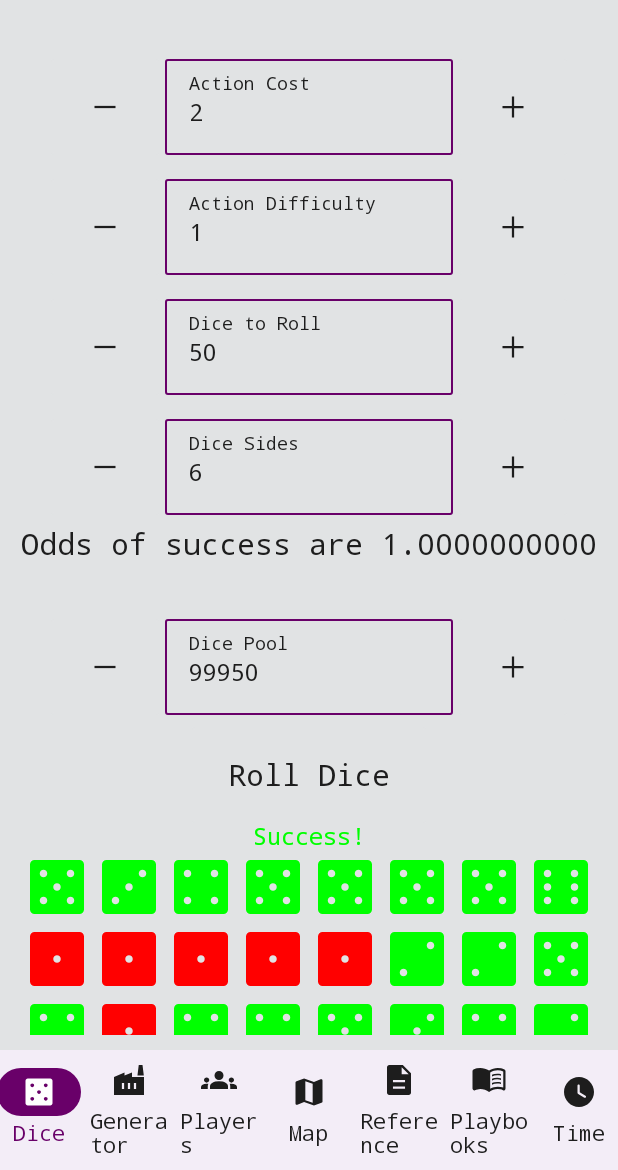
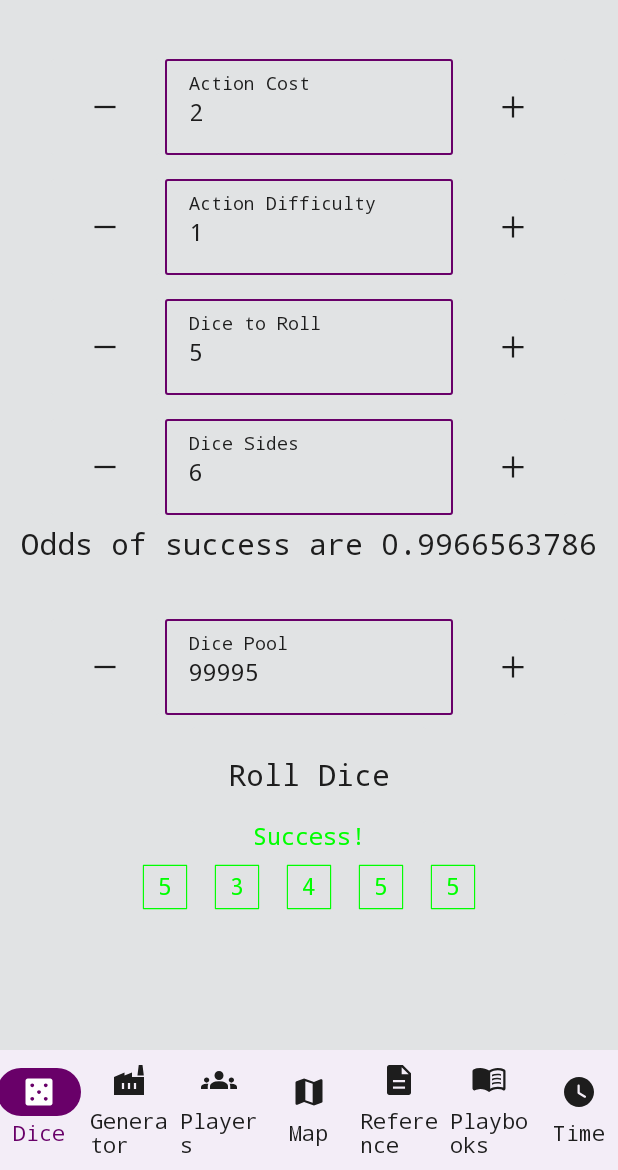
Before and after one commit to StillLynnTheCloset/OutsideUsNothing, an Android app built with Jetpack Compose: the screen it shows after launch (MainActivity), after a tap on "Roll Dice", on a phone screen of 412 x 824 dp, the part 66-1236 px from its top. Run offline under Robolectric (Android 15) with nearby library versions, the phone set to English and light mode, and no system bars; 3 other taps on this screen came first.

Commit message:
Update die rolls to include different shapes based on what size of die is used

```diff
--- a/app-android/src/main/java/com/stilllynnthecloset/outsideusnothing/android/ImagePainterAndroid.kt
+++ b/app-android/src/main/java/com/stilllynnthecloset/outsideusnothing/android/ImagePainterAndroid.kt
@@ -47,5 +47,10 @@ internal object ImagePainterAndroid : ImagePainter {
         ImageReference.GroupRemove -> painterResource(id = R.drawable.ic_group_remove)
         ImageReference.Ship -> painterResource(id = R.drawable.ic_rocket2)
         ImageReference.Clock -> painterResource(id = R.drawable.ic_clock)
+        ImageReference.CircleDie -> painterResource(id = R.drawable.ic_regularcircle)
+        ImageReference.TriangleDie -> painterResource(id = R.drawable.ic_regulartriangle)
+        ImageReference.SquareDie -> painterResource(id = R.drawable.ic_regularsquare)
+        ImageReference.DiamondDie -> painterResource(id = R.drawable.ic_regulardiamond)
+        ImageReference.PentagonDie -> painterResource(id = R.drawable.ic_regularpentagon)
     }
 }
--- /dev/null
+++ b/app-android/src/main/res/drawable/ic_regularcircle.xml
@@ -0,0 +1,6 @@
+<vector android:height="512dp" android:viewportHeight="500"
+    android:viewportWidth="500" android:width="512dp" xmlns:android="http://schemas.android.com/apk/res/android">
+    <path
+        android:pathData="M250,250m-210,0a210,210 0,1 1,420 0a210,210 0,1 1,-420 0"
+        android:strokeColor="#000" android:strokeWidth="8"/>
+</vector>
--- /dev/null
+++ b/app-android/src/main/res/drawable/ic_regulardiamond.xml
@@ -0,0 +1,6 @@
+<vector android:height="512dp" android:viewportHeight="500"
+    android:viewportWidth="500" android:width="512dp" xmlns:android="http://schemas.android.com/apk/res/android">
+    <path
+        android:pathData="m249.47,489.609 l-236.961,-236.961 236.961,-236.961 236.961,236.961z"
+        android:strokeColor="#000" android:strokeWidth="5"/>
+</vector>
--- /dev/null
+++ b/app-android/src/main/res/drawable/ic_regularpentagon.xml
@@ -0,0 +1,6 @@
+<vector android:height="512dp" android:viewportHeight="200"
+    android:viewportWidth="200" android:width="512dp" xmlns:android="http://schemas.android.com/apk/res/android">
+    <path
+        android:pathData="m156.427,186.833h-112.855l-34.874,-107.331 91.301,-66.334 91.301,66.334z"
+        android:strokeColor="#000" android:strokeWidth="2.5"/>
+</vector>
--- /dev/null
+++ b/app-android/src/main/res/drawable/ic_regularsquare.xml
@@ -0,0 +1,7 @@
+<vector android:height="512dp" android:viewportHeight="500"
+    android:viewportWidth="500" android:width="512dp" xmlns:android="http://schemas.android.com/apk/res/android">
+    <path
+        android:pathData="m100,100h300v300h-300z"
+        android:strokeColor="#000" android:strokeLineCap="round"
+        android:strokeLineJoin="round" android:strokeWidth="8"/>
+</vector>
--- /dev/null
+++ b/app-android/src/main/res/drawable/ic_regulartriangle.xml
@@ -0,0 +1,6 @@
+<vector android:height="512dp" android:viewportHeight="200"
+    android:viewportWidth="200" android:width="512dp" xmlns:android="http://schemas.android.com/apk/res/android">
+    <path
+        android:pathData="m183.138,172h-166.277l83.138,-144z"
+        android:strokeColor="#000" android:strokeWidth="2.5"/>
+</vector>
--- a/app-compose/src/main/kotlin/com/stilllynnthecloset/outsideusnothing/dice/DiceRollerDataModel.kt
+++ b/app-compose/src/main/kotlin/com/stilllynnthecloset/outsideusnothing/dice/DiceRollerDataModel.kt
@@ -4,6 +4,7 @@ import androidx.compose.runtime.Immutable
 import androidx.compose.runtime.getValue
 import androidx.compose.runtime.mutableStateOf
 import androidx.compose.runtime.setValue
+import com.stilllynnthecloset.outsideusnothing.library.tools.DieRoll
 import com.stilllynnthecloset.outsideusnothing.library.tools.calculateDiceOdds
 import com.stilllynnthecloset.outsideusnothing.library.tools.checkSuccess
 import com.stilllynnthecloset.outsideusnothing.library.tools.rollDice
@@ -21,19 +22,20 @@ public data class DiceRollerState constructor(
     val diceSides: Long?,
     val dicePool: Long?,
 )
+
 internal class DiceRollerDataModel {
     var state by mutableStateOf(
         DiceRollerState(
             actionCost = 1,
             actionDifficulty = 1,
             diceSides = 6,
-            diceToRoll = 50,
+            diceToRoll = 5,
             dicePool = 100_000,
         ),
     )
         private set
 
-    var lastRoll by mutableStateOf<List<Pair<Int, Boolean>>?>(null)
+    var lastRoll by mutableStateOf<List<Pair<DieRoll, Boolean>>?>(null)
         private set
     var lastRollSuccessful by mutableStateOf<Boolean?>(null)
         private set
@@ -88,7 +90,7 @@ internal class DiceRollerDataModel {
             val roll = rollDice(diceToRoll.toInt(), diceSides.toInt())
             state = state.copy(dicePool = dicePool - diceToRoll)
 
-            lastRoll = roll.map { it to (it > actionDifficulty) }
+            lastRoll = roll.map { it to (it.value > actionDifficulty) }
             lastRollSuccessful = checkSuccess(actionCost.toInt(), actionDifficulty.toInt(), roll)
         }
 
@@ -111,7 +113,7 @@ internal class DiceRollerDataModel {
 
             val roll = lastRoll?.map { it.first }
             if (roll != null) {
-                lastRoll = roll.map { it to (it > actionDifficulty) }
+                lastRoll = roll.map { it to (it.value > actionDifficulty) }
                 lastRollSuccessful = checkSuccess(actionCost.toInt(), actionDifficulty.toInt(), roll)
             }
         }
--- a/app-compose/src/main/kotlin/com/stilllynnthecloset/outsideusnothing/dice/DiceRollerScreen.kt
+++ b/app-compose/src/main/kotlin/com/stilllynnthecloset/outsideusnothing/dice/DiceRollerScreen.kt
@@ -1,6 +1,5 @@
 package com.stilllynnthecloset.outsideusnothing.dice
 
-import androidx.compose.foundation.Image
 import androidx.compose.foundation.layout.Box
 import androidx.compose.foundation.layout.Column
 import androidx.compose.foundation.layout.Spacer
@@ -16,13 +15,12 @@ import androidx.compose.ui.Alignment.Companion.Center
 import androidx.compose.ui.Alignment.Companion.CenterHorizontally
 import androidx.compose.ui.Modifier
 import androidx.compose.ui.graphics.Color
-import androidx.compose.ui.graphics.ColorFilter
 import androidx.compose.ui.unit.dp
 import com.stilllynnthecloset.outsideusnothing.FlowCrossAxisAlignment
 import com.stilllynnthecloset.outsideusnothing.FlowMainAxisAlignment
 import com.stilllynnthecloset.outsideusnothing.FlowRow
 import com.stilllynnthecloset.outsideusnothing.Platform
-import com.stilllynnthecloset.outsideusnothing.theme.ImageReference
+import com.stilllynnthecloset.outsideusnothing.theme.dieRoll
 import com.stilllynnthecloset.outsideusnothing.theme.incrementInput
 import com.stilllynnthecloset.outsideusnothing.theme.outlinedButton
 import com.stilllynnthecloset.outsideusnothing.theme.text
@@ -130,22 +128,11 @@ internal fun DiceRollerScreen(dataModel: DiceRollerDataModel, platform: Platform
                 crossAxisAlignment = FlowCrossAxisAlignment.Center,
             ) {
                 dataModel.lastRoll?.forEach { roll ->
-                    Image(
-                        painter = platform.imagePainter.getPainter(
-                            image = when (roll.first) {
-                                1 -> ImageReference.Dice1
-                                2 -> ImageReference.Dice2
-                                3 -> ImageReference.Dice3
-                                4 -> ImageReference.Dice4
-                                5 -> ImageReference.Dice5
-                                6 -> ImageReference.Dice6
-                                else -> ImageReference.Dice6
-                            },
-                        ),
-                        colorFilter = ColorFilter.tint(if (roll.second) Color.Green else Color.Red),
-                        contentDescription = "$roll",
-                        modifier = Modifier
-                            .width(48.dp),
+                    dieRoll(
+                        dieRoll = roll.first,
+                        color = if (roll.second) Color.Green else Color.Red,
+                        platform = platform,
+                        modifier = Modifier.width(48.dp).height(48.dp),
                     )
                 }
             }
--- a/app-compose/src/main/kotlin/com/stilllynnthecloset/outsideusnothing/theme/ImageReference.kt
+++ b/app-compose/src/main/kotlin/com/stilllynnthecloset/outsideusnothing/theme/ImageReference.kt
@@ -39,4 +39,9 @@ public enum class ImageReference {
     GroupRemove,
     Ship,
     Clock,
+    CircleDie,
+    TriangleDie,
+    SquareDie,
+    DiamondDie,
+    PentagonDie,
 }
--- a/app-compose/src/main/kotlin/com/stilllynnthecloset/outsideusnothing/theme/Widgets.kt
+++ b/app-compose/src/main/kotlin/com/stilllynnthecloset/outsideusnothing/theme/Widgets.kt
@@ -56,11 +56,13 @@ import androidx.compose.ui.input.pointer.PointerEventType
 import androidx.compose.ui.input.pointer.onPointerEvent
 import androidx.compose.ui.text.TextStyle
 import androidx.compose.ui.text.font.FontWeight
+import androidx.compose.ui.text.style.TextAlign
 import androidx.compose.ui.unit.Dp
 import androidx.compose.ui.unit.DpSize
 import androidx.compose.ui.unit.dp
 import androidx.compose.ui.unit.sp
 import com.stilllynnthecloset.outsideusnothing.Platform
+import com.stilllynnthecloset.outsideusnothing.library.tools.DieRoll
 
 internal val appBarHeight: Dp = 64.dp
 
@@ -826,3 +828,60 @@ internal fun <T> radioButtons(
         }
     }
 }
+
+public enum class DieShape {
+    Circle,
+    Triangle,
+    Square,
+    Diamond,
+    Pentagon,
+}
+
+@Composable
+internal fun dieRoll(
+    dieRoll: DieRoll,
+    color: Color,
+    platform: Platform,
+    modifier: Modifier,
+) {
+    val shape: DieShape = when (dieRoll.sides) {
+        2 -> DieShape.Circle
+        4 -> DieShape.Triangle
+        6 -> DieShape.Square
+        8 -> DieShape.Triangle
+        10 -> DieShape.Diamond
+        12 -> DieShape.Pentagon
+        20 -> DieShape.Triangle
+        100 -> DieShape.Diamond
+        else -> DieShape.Triangle
+    }
+
+    val image = when (shape) {
+        DieShape.Circle -> ImageReference.CircleDie
+        DieShape.Triangle -> ImageReference.TriangleDie
+        DieShape.Square -> ImageReference.SquareDie
+        DieShape.Diamond -> ImageReference.DiamondDie
+        DieShape.Pentagon -> ImageReference.PentagonDie
+    }
+
+    Box(
+        modifier = modifier,
+    ) {
+        Image(
+            painter = platform.imagePainter.getPainter(image),
+            colorFilter = ColorFilter.tint(color),
+            contentDescription = "Die Roll",
+            modifier = Modifier
+                .align(Center)
+                .matchParentSize(),
+        )
+        Text(
+            text = dieRoll.value.toString(),
+            color = color,
+            textAlign = TextAlign.Center,
+            modifier = Modifier
+                .align(Center)
+                .matchParentSize(),
+        )
+    }
+}
--- a/app-desktop/src/main/kotlin/com/stilllynnthecloset/outsideusnothing/desktop/ImagePainterDesktop.kt
+++ b/app-desktop/src/main/kotlin/com/stilllynnthecloset/outsideusnothing/desktop/ImagePainterDesktop.kt
@@ -47,5 +47,10 @@ internal object ImagePainterDesktop : ImagePainter {
         ImageReference.GroupRemove -> painterResource("image/group_remove.svg")
         ImageReference.Ship -> painterResource("image/ship.svg")
         ImageReference.Clock -> painterResource("image/clock.svg")
+        ImageReference.CircleDie -> painterResource("image/regularCircle.svg")
+        ImageReference.TriangleDie -> painterResource("image/regularTriangle.svg")
+        ImageReference.SquareDie -> painterResource("image/regularSquare.svg")
+        ImageReference.DiamondDie -> painterResource("image/regularDiamond.svg")
+        ImageReference.PentagonDie -> painterResource("image/regularPentagon.svg")
     }
 }
--- a/lib-oun/src/main/java/com/stilllynnthecloset/outsideusnothing/library/model/ConsequenceSpecification.kt
+++ b/lib-oun/src/main/java/com/stilllynnthecloset/outsideusnothing/library/model/ConsequenceSpecification.kt
@@ -22,7 +22,7 @@ public data class DiceConsequenceSpecification constructor(
     val diceSides: Int = 6,
     override val uuid: String = UUID.randomUUID().toString(),
 ) : ConsequenceSpecification() {
-    public override fun randomize(): DiceConsequence = DiceConsequence(this, rollDice(diceToRoll, diceSides).sum())
+    public override fun randomize(): DiceConsequence = DiceConsequence(this, rollDice(diceToRoll, diceSides).sumOf { it.value })
 }
 
 @Serializable
--- a/lib-oun/src/main/java/com/stilllynnthecloset/outsideusnothing/library/model/ContractSpecification.kt
+++ b/lib-oun/src/main/java/com/stilllynnthecloset/outsideusnothing/library/model/ContractSpecification.kt
@@ -42,8 +42,8 @@ public data class ContractSpecification constructor(
     public fun randomize(): Contract {
         return Contract(
             contractSpecification = this,
-            fuelReward = rollDice(quality.fuelDice).sum(),
-            suppliesReward = rollDice(quality.suppliesDice).sum(),
+            fuelReward = rollDice(quality.fuelDice).sumOf { it.value },
+            suppliesReward = rollDice(quality.suppliesDice).sumOf { it.value },
             itemReward = checkSuccess(2, quality.itemDifficultly, rollDice(2)),
         )
     }
--- a/lib-oun/src/main/java/com/stilllynnthecloset/outsideusnothing/library/tools/DiceRoller.kt
+++ b/lib-oun/src/main/java/com/stilllynnthecloset/outsideusnothing/library/tools/DiceRoller.kt
@@ -195,8 +195,23 @@ public fun getOddsOfAtLeast(dice: Int, minimumNeeded: Int, sides: Int = STANDARD
 
 // region Simulation
 
-public fun rollDice(diceUsed: Int, diceSides: Int = STANDARD_DICE_SIDES): List<Int> {
-    return (0 until diceUsed).map { rollDie(diceSides) }
+public data class DieRoll constructor(
+    val sides: Int,
+    val value: Int,
+)
+
+public data class OunActionRoll constructor(
+    val dice: List<DieRoll>,
+    val actionCost: Int,
+    val actionDifficulty: Int,
+)
+
+public fun rollDice(diceUsed: Int, diceSides: Int = STANDARD_DICE_SIDES): List<DieRoll> {
+    return rollDice((0 until diceUsed).map { diceSides })
+}
+
+public fun rollDice(diceSides: List<Int>): List<DieRoll> {
+    return diceSides.map { DieRoll(it, rollDie(it)) }
 }
 
 private val random: Random = Random.Default
@@ -205,8 +220,8 @@ public fun rollDie(diceSides: Int = STANDARD_DICE_SIDES): Int {
     return random.nextInt(diceSides) + 1
 }
 
-public fun checkSuccess(actionCost: Int, actionDifficulty: Int, rolls: List<Int>): Boolean {
-    return rolls.count { it > actionDifficulty } >= actionCost
+public fun checkSuccess(actionCost: Int, actionDifficulty: Int, rolls: List<DieRoll>): Boolean {
+    return rolls.count { it.value > actionDifficulty } >= actionCost
 }
 
 public fun simulateOdds(simulations: Int, actionCost: Int, actionDifficulty: Int, diceUsed: Int, diceSides: Int = STANDARD_DICE_SIDES): Double {
```
Also changed, not shown: app-desktop/src/main/resources/image/regularCircle.svg (added), app-desktop/src/main/resources/image/regularDiamond.svg (added), app-desktop/src/main/resources/image/regularPentagon.svg (added), app-desktop/src/main/resources/image/regularSquare.svg (added), app-desktop/src/main/resources/image/regularTriangle.svg (added).
